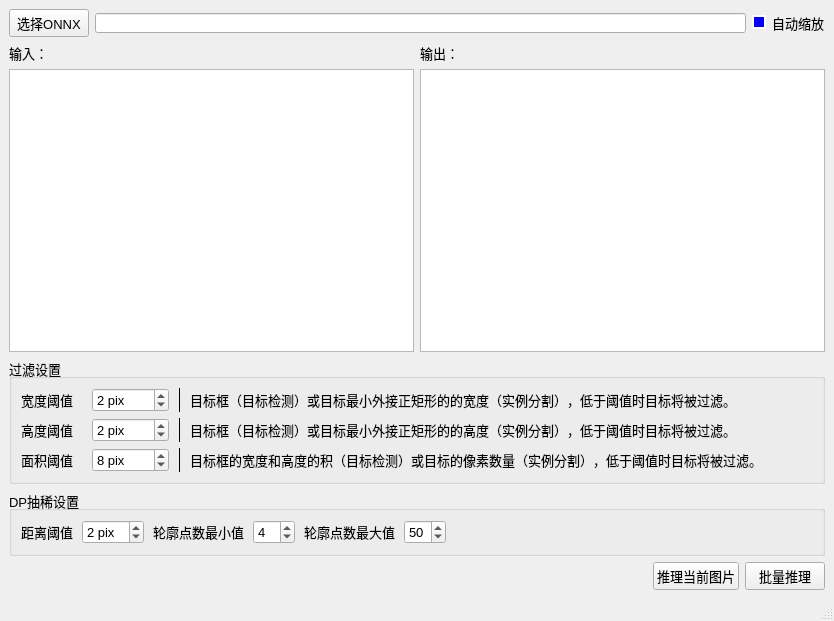
Qt form auto_infer.ui (feiyuhuahuo/HuaHuoLabel) before a commit.
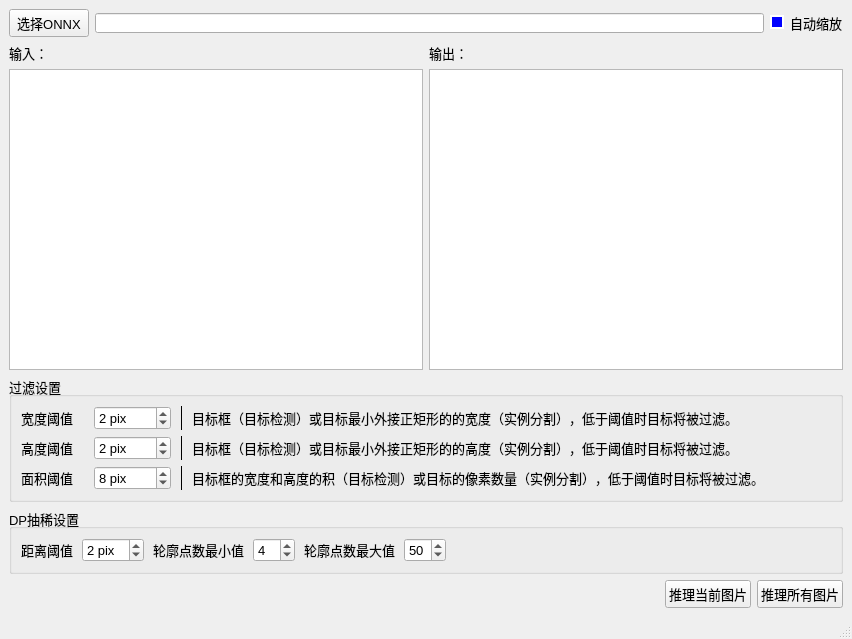
The same form after that commit. Icons and pictures are not drawn.

Patch:
```diff
--- a/auto_infer.ui
+++ b/auto_infer.ui
@@ -6,8 +6,8 @@
    <rect>
     <x>0</x>
     <y>0</y>
-    <width>834</width>
-    <height>621</height>
+    <width>852</width>
+    <height>639</height>
    </rect>
   </property>
   <property name="font">
@@ -440,11 +440,7 @@
          <string>打开目录</string>
         </property>
         <property name="text">
-         <string>批量推理</string>
-        </property>
-        <property name="icon">
-         <iconset>
-          <normaloff>images/icon_25.png</normaloff>images/icon_25.png</iconset>
+         <string>推理所有图片</string>
         </property>
        </widget>
       </item>
```
Left out of the diff: 4 changed lines with no effect on the pictures.
